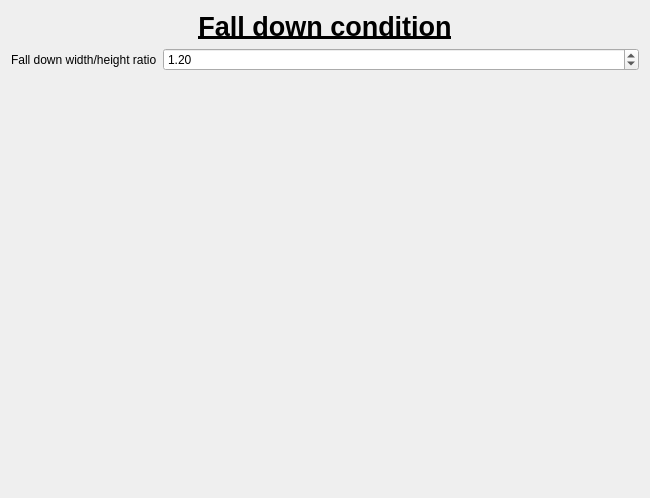
The window that generic_cv_tasks/ui/fall_down_detect/widget_fall_down_condition.ui (stereomatchingkiss/show_cases) describes before a commit, drawn with Qt 5.
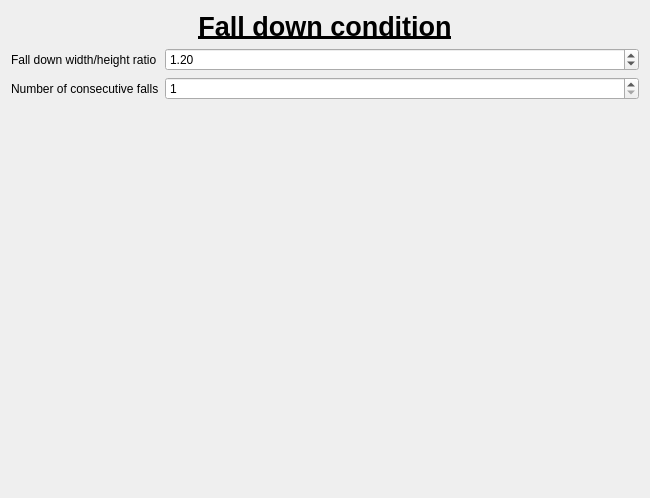
The same window after the commit.

Commit message: add new param for fall down condition

```diff
--- a/generic_cv_tasks/ui/fall_down_detect/widget_fall_down_condition.ui
+++ b/generic_cv_tasks/ui/fall_down_detect/widget_fall_down_condition.ui
@@ -15,6 +15,8 @@
   </property>
   <layout class="QVBoxLayout" name="verticalLayout">
    <item>
+    <layout class="QGridLayout" name="gridLayout">
+     <item row="0" column="0" colspan="2">
     <widget class="QLabel" name="labelTitle">
      <property name="font">
       <font>
@@ -37,9 +39,7 @@
      </property>
     </widget>
    </item>
-   <item>
-    <layout class="QHBoxLayout" name="horizontalLayout">
-     <item>
+     <item row="1" column="0">
       <widget class="QLabel" name="label">
        <property name="sizePolicy">
         <sizepolicy hsizetype="Maximum" vsizetype="Preferred">
@@ -52,7 +52,7 @@
        </property>
       </widget>
      </item>
-     <item>
+     <item row="1" column="1">
       <widget class="QDoubleSpinBox" name="doubleSpinBoxWidthHeightRatio">
        <property name="minimum">
         <double>1.000000000000000</double>
@@ -65,6 +65,23 @@
        </property>
       </widget>
      </item>
+     <item row="2" column="0">
+      <widget class="QLabel" name="label_2">
+       <property name="text">
+        <string>Number of consecutive falls</string>
+       </property>
+      </widget>
+     </item>
+     <item row="2" column="1">
+      <widget class="QSpinBox" name="spinBoxOfConsecutiveFalls">
+       <property name="minimum">
+        <number>1</number>
+       </property>
+       <property name="maximum">
+        <number>100</number>
+       </property>
+      </widget>
+     </item>
     </layout>
    </item>
    <item>
```
Lines whose indentation alone changed are shown as unchanged. The commit also changes 3 other files.
